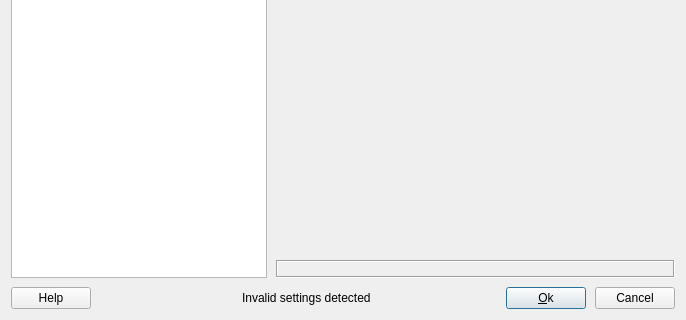
This is vbox/src/VBox/Frontends/VirtualBox4/ui/VBoxVMSettingsDlg.ui in jljuxgm/vboxgit as Qt 5 draws it before an edit; both pictures show x 0 to 686 and y 290 to 610 of the 686 by 610 pixel window. The edited form follows.
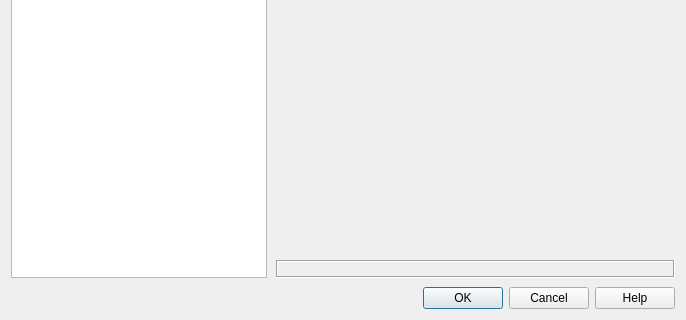
This is the edited form. Icons and pictures are not drawn. Custom widgets are drawn as their Qt base class.

Commit message:
commit_9674 ------------------------------------------------------------------------ r9674 | vboxsync | 2008-06-13 16:48:50 +0800 (Fri, 13 Jun 2008) | 2 lines
FE/Qt4: Use QIDialogButtonBox and fixed a bug for the warning label.

------------------------------------------------------------------------

The edit to the form file:
```diff
--- a/vbox/src/VBox/Frontends/VirtualBox4/ui/VBoxVMSettingsDlg.ui
+++ b/vbox/src/VBox/Frontends/VirtualBox4/ui/VBoxVMSettingsDlg.ui
@@ -347,90 +347,21 @@
     </widget>
    </item>
    <item row="3" column="0" colspan="2" >
-    <layout class="QHBoxLayout" >
-     <item>
-      <widget class="QPushButton" name="mBtnHelp" >
-       <property name="whatsThis" >
-        <string>Displays the dialog help.</string>
-       </property>
-       <property name="text" >
-        <string>Help</string>
-       </property>
-       <property name="shortcut" >
-        <string>F1</string>
-       </property>
-      </widget>
-     </item>
-     <item>
-      <spacer>
-       <property name="orientation" >
-        <enum>Qt::Horizontal</enum>
-       </property>
-       <property name="sizeHint" >
-        <size>
-         <width>40</width>
-         <height>20</height>
-        </size>
-       </property>
-      </spacer>
-     </item>
-     <item>
-      <widget class="QLabel" name="mLbWarnIcon" >
-       <property name="maximumSize" >
-        <size>
-         <width>16</width>
-         <height>16</height>
-        </size>
-       </property>
-      </widget>
-     </item>
-     <item>
-      <widget class="QLabel" name="mLbWarnText" >
-       <property name="text" >
-        <string>Invalid settings detected</string>
-       </property>
-      </widget>
-     </item>
-     <item>
-      <spacer>
-       <property name="orientation" >
-        <enum>Qt::Horizontal</enum>
-       </property>
-       <property name="sizeHint" >
-        <size>
-         <width>40</width>
-         <height>20</height>
-        </size>
-       </property>
-      </spacer>
-     </item>
-     <item>
-      <widget class="QPushButton" name="mBtnOk" >
-       <property name="whatsThis" >
-        <string>Accepts (saves) changes and closes the dialog.</string>
-       </property>
-       <property name="text" >
-        <string>&amp;Ok</string>
-       </property>
-       <property name="default" >
-        <bool>true</bool>
-       </property>
-      </widget>
-     </item>
-     <item>
-      <widget class="QPushButton" name="mBtnCancel" >
-       <property name="whatsThis" >
-        <string>Cancels changes and closes the dialog.</string>
-       </property>
-       <property name="text" >
-        <string>Cancel</string>
-       </property>
-      </widget>
-     </item>
-    </layout>
+    <widget class="QIDialogButtonBox" name="mButtonBox" >
+     <property name="standardButtons" >
+      <set>QDialogButtonBox::Cancel|QDialogButtonBox::Help|QDialogButtonBox::NoButton|QDialogButtonBox::Ok</set>
+     </property>
+    </widget>
    </item>
   </layout>
  </widget>
+ <customwidgets>
+  <customwidget>
+   <class>QIDialogButtonBox</class>
+   <extends>QDialogButtonBox</extends>
+   <header>QIDialogButtonBox.h</header>
+  </customwidget>
+ </customwidgets>
  <resources>
   <include location="../VirtualBox.qrc" />
  </resources>
```
The commit also changes 2 other files.
